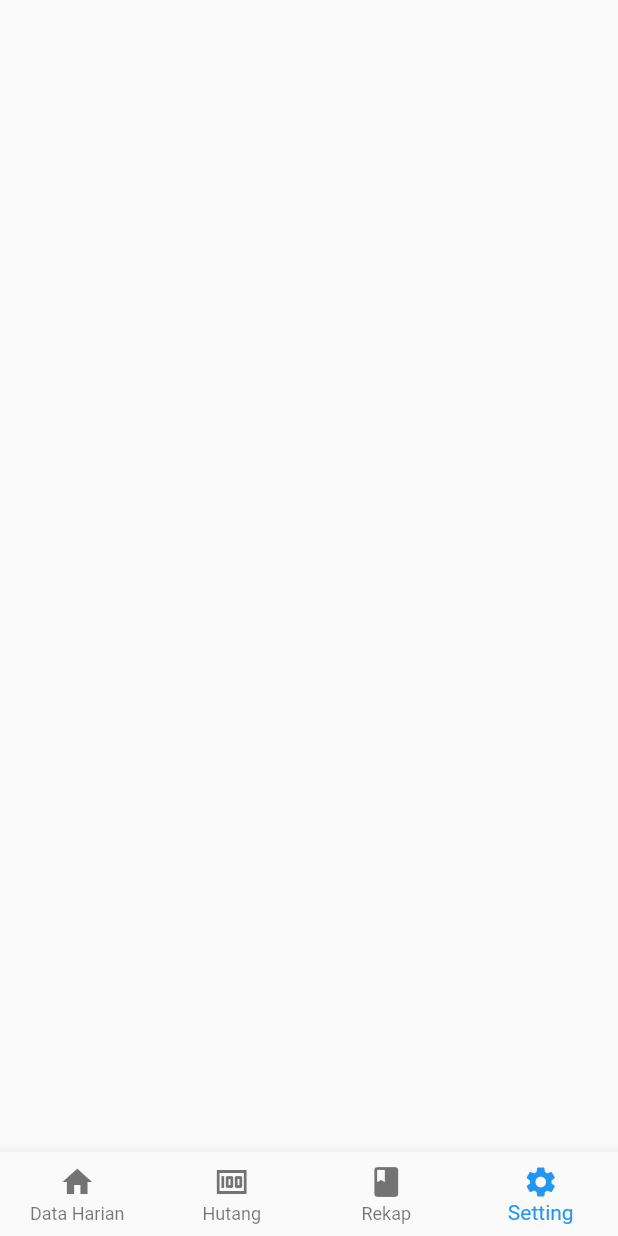
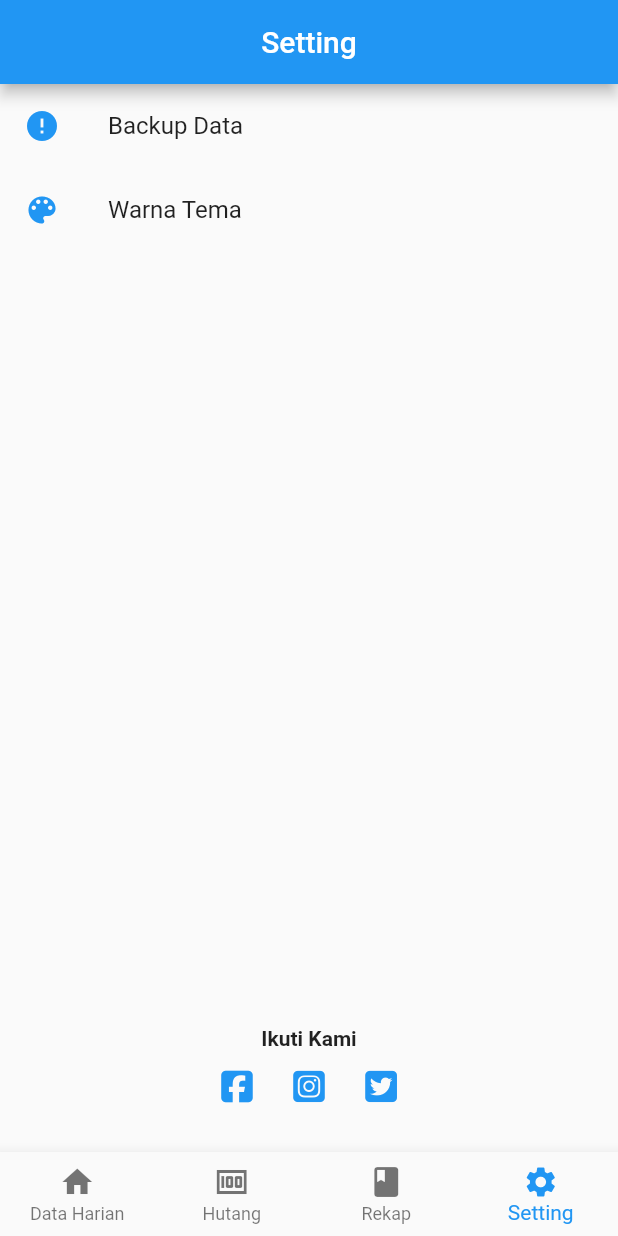
Before and after one commit to indratdev/sepran_clone, a Flutter app: the screen it shows after launch, item 4 of the bottom bar chosen, on a phone screen of 412 x 824 dp. Run offline on Flutter 3.47's test engine with Material 2 defaults, Android fonts, the phone set to English and light mode, and no system bars; our stand-ins replace bloc, equatable, flutter_bloc, font_awesome_flutter; missing offline and left inert: hawk_fab_menu.

Commit message:
penambahan screen

```diff
--- /dev/null
+++ b/lib/Data/Setting.dart
@@ -0,0 +1,22 @@
+import 'package:flutter/material.dart';
+
+class Setting {
+  Icon iconSetting;
+  String labelSetting;
+  String routeSetting;
+
+  Setting(
+      {this.iconSetting = const Icon(Icons.error),
+      this.labelSetting = 'no name',
+      required this.routeSetting});
+}
+
+class MenuSetting {
+  List<Setting> getListSettings = [
+    Setting(labelSetting: 'Backup Data', routeSetting: '/setting/backupData'),
+    Setting(
+        labelSetting: 'Warna Tema',
+        routeSetting: '/setting/warnaTema',
+        iconSetting: Icon(Icons.color_lens)),
+  ];
+}
--- a/lib/Screens/home_screen/home_screen.dart
+++ b/lib/Screens/home_screen/home_screen.dart
@@ -18,7 +18,7 @@ class HomeScreen extends StatelessWidget {
       context: context,
       initialDate: DateTime.now(),
       firstDate: DateTime(1950),
-      lastDate: DateTime.now(),
+      lastDate: DateTime(2100),
     ).then((value) {
       //then usually do the future job
       if (value == null) {
--- a/lib/Screens/home_screen/widgets/floatingActionButtonC.dart
+++ b/lib/Screens/home_screen/widgets/floatingActionButtonC.dart
@@ -10,7 +10,7 @@ class floatingActionButtonHawk extends StatelessWidget {
   Widget build(BuildContext context) {
     return HawkFabMenu(
       icon: AnimatedIcons.add_event,
-      body: Text('center of screen'),
+      body: Container(),
       items: [
         HawkFabMenuItem(
           label: 'Pengeluaran',
--- a/lib/Screens/setting_screen/setting_screen.dart
+++ b/lib/Screens/setting_screen/setting_screen.dart
@@ -1,10 +1,101 @@
 import 'package:flutter/material.dart';
+import 'package:font_awesome_flutter/font_awesome_flutter.dart';
+import 'package:sepran_clone/Data/Setting.dart';
 
 class SettingScreen extends StatelessWidget {
-  const SettingScreen({Key? key}) : super(key: key);
+  SettingScreen({Key? key}) : super(key: key);
+  final mSetting = MenuSetting();
 
   @override
   Widget build(BuildContext context) {
-    return Container();
+    return Scaffold(
+      appBar: AppBar(
+        title: Text('Setting'),
+        centerTitle: true,
+      ),
+      body: Column(
+        children: <Widget>[
+          Flexible(
+            flex: 7,
+            child: Container(
+              // color: Colors.grey,
+              child: ListView.builder(
+                itemCount: mSetting.getListSettings.length,
+                itemBuilder: (context, index) {
+                  return GestureDetector(
+                    onTap: () {
+                      Navigator.pushNamed(context,
+                          mSetting.getListSettings[index].routeSetting);
+                    },
+                    child: ListTile(
+                      iconColor: Colors.blue,
+                      leading: mSetting.getListSettings[index].iconSetting,
+                      title: Text(mSetting.getListSettings[index].labelSetting
+                          .toString()),
+                    ),
+                  );
+                },
+              ),
+            ),
+          ),
+          followMeWidget(),
+        ],
+      ),
+    );
   }
 }
+
+class followMeWidget extends StatelessWidget {
+  const followMeWidget({
+    Key? key,
+  }) : super(key: key);
+
+  @override
+  Widget build(BuildContext context) {
+    return Flexible(
+      flex: 1,
+      child: Container(
+        alignment: Alignment.center,
+        // color: Colors.yellow,
+        child: Column(
+          children: <Widget>[
+            Padding(
+              padding: const EdgeInsets.only(top: 5),
+              child: Text(
+                'Ikuti Kami',
+                style: TextStyle(
+                  fontWeight: FontWeight.bold,
+                ),
+              ),
+            ),
+            Flexible(
+              child: Row(
+                mainAxisAlignment: MainAxisAlignment.center,
+                children: <Widget>[
+                  IconButton(
+                      onPressed: () {},
+                      icon: FaIcon(
+                        FontAwesomeIcons.facebookSquare,
+                        color: Colors.blue,
+                      )),
+                  IconButton(
+                      onPressed: () {},
+                      icon: FaIcon(
+                        FontAwesomeIcons.instagramSquare,
+                        color: Colors.blue,
+                      )),
+                  IconButton(
+                      onPressed: () {},
+                      icon: FaIcon(
+                        FontAwesomeIcons.twitterSquare,
+                        color: Colors.blue,
+                      )),
+                ],
+              ),
+            )
+          ],
+        ),
+      ),
+    );
+  }
+}
--- a/lib/utils/routes.dart
+++ b/lib/utils/routes.dart
@@ -3,7 +3,9 @@ import 'package:sepran_clone/Screens/home_screen/home_screen.dart';
 import 'package:sepran_clone/Screens/hutang_screen/hutang_screen.dart';
 import 'package:sepran_clone/Screens/rekap_screen/rekap_screen.dart';
 import 'package:sepran_clone/Screens/sepranclone.dart';
+import 'package:sepran_clone/Screens/setting_screen/backup_data/backupdata_screen.dart';
 import 'package:sepran_clone/Screens/setting_screen/setting_screen.dart';
+import 'package:sepran_clone/Screens/setting_screen/tema_warna/temawarna_screen.dart';
 import 'package:sepran_clone/Screens/splash_screen.dart';
 
 class Routes {
@@ -14,5 +16,7 @@ class Routes {
     '/hutang': (_) => HutangScreen(),
     '/rekap': (_) => RekapScreen(),
     '/setting': (_) => SettingScreen(),
+    '/setting/backupData': (_) => BackupDataScreen(),
+    '/setting/warnaTema': (_) => TemaWarnaSceen(),
   };
 }
--- a/pubspec.yaml
+++ b/pubspec.yaml
@@ -33,6 +33,7 @@ dependencies:
   flutter:
     sdk: flutter
   flutter_bloc: ^8.0.1
+  font_awesome_flutter: ^10.1.0
   hawk_fab_menu: ^1.1.2
   intl: ^0.17.0
 
```
Also changed, not shown: lib/Screens/rekap_screen/rekap_screen.dart (+91 -4 lines), lib/Screens/setting_screen/backup_data/backupdata_screen.dart (added, +17 -0 lines), lib/Screens/setting_screen/tema_warna/temawarna_screen.dart (added, +17 -0 lines), lib/Screens/splash_screen.dart (+2 -5 lines), pubspec.lock.
